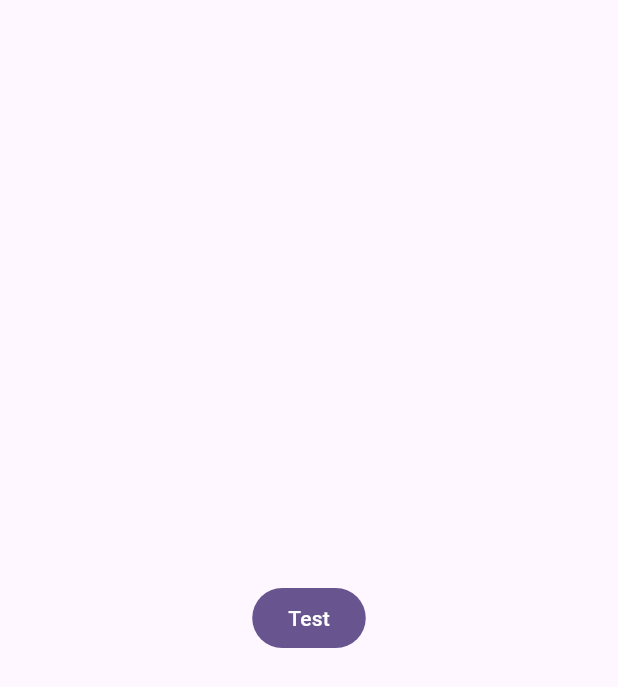
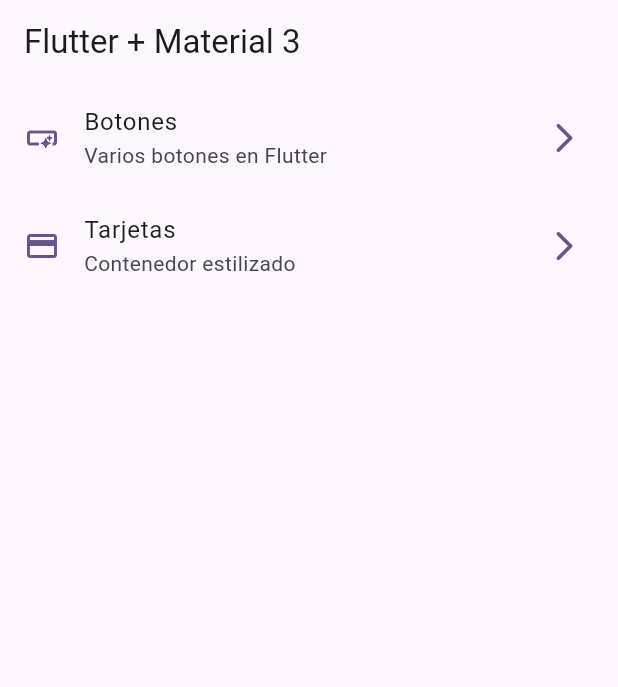
Before and after one commit to Meikez/Flutter-Widgets, a Flutter app: the screen it shows after launch, on a phone screen of 412 x 824 dp. Shown: the top 687 px of the screen. Run offline on Flutter 3.47's test engine with Material 2 defaults, Android fonts, the phone set to English and light mode, and no system bars.

Commit message:
homescreen implemented

```diff
--- a/lib/config/menu/menu_items.dart
+++ b/lib/config/menu/menu_items.dart
@@ -6,13 +6,15 @@ class MenuItem {
   final String link;
   final IconData icon;
 
-  const MenuItem(
+   const MenuItem(
       {required this.title,
       required this.subtitle,
       required this.link,
       required this.icon});
 
-  static const appMenuItems = <MenuItem>[
+
+}
+ const List<MenuItem> appMenuItems = [
     MenuItem(
         title: 'Botones',
         subtitle: 'Varios botones en Flutter',
@@ -24,4 +26,3 @@ class MenuItem {
         link: '/card',
         icon: Icons.credit_card),
   ];
-}
--- a/lib/main.dart
+++ b/lib/main.dart
@@ -1,5 +1,6 @@
 import 'package:flutter/material.dart';
 import 'package:widgets_app/config/theme/app_theme.dart';
+import 'package:widgets_app/presentation/screens/home/home_screen.dart';
 
 void main() {
   runApp(const MainApp());
@@ -13,16 +14,7 @@ class MainApp extends StatelessWidget {
     return MaterialApp(
       debugShowCheckedModeBanner: false,
       theme: AppTheme(selectedColor: 3).getTheme(),
-      home:  Scaffold(
-        body: Center(
-          child: FilledButton(
-            child: Text('Test'),
-            onPressed: () {
-
-            },
-          ),
-        ),
-      ),
+      home:  const HomeScreen()
     );
   }
 }
--- a/lib/presentation/screens/home/home_screen.dart
+++ b/lib/presentation/screens/home/home_screen.dart
@@ -1,4 +1,5 @@
 import 'package:flutter/material.dart';
+import 'package:widgets_app/config/menu/menu_items.dart';
 
 class HomeScreen extends StatelessWidget {
   const HomeScreen({super.key});
@@ -7,10 +8,46 @@ class HomeScreen extends StatelessWidget {
   Widget build(BuildContext context) {
     return Scaffold(
       appBar: AppBar(
-        title:const Text('Flutter + Material 3'),
-
-
+        title: const Text('Flutter + Material 3'),
       ),
+      body: const _HomeView(),
     );
   }
 }
+
+class _HomeView extends StatelessWidget {
+  const _HomeView();
+
+  @override
+  Widget build(BuildContext context) {
+    return ListView.builder(
+      itemCount: appMenuItems.length,
+      itemBuilder: (context, index) {
+        final menuItem = appMenuItems[index];
+        return _CustomListTile(menuItem: menuItem);
+      },
+    );
+  }
+}
+
+class _CustomListTile extends StatelessWidget {
+  const _CustomListTile({
+    required this.menuItem,
+  });
+
+  final MenuItem menuItem;
+
+  @override
+  Widget build(BuildContext context) {
+    final colors = Theme.of(context).colorScheme;
+    return ListTile(
+      leading: Icon(menuItem.icon,color: colors.primary,),
+      trailing: Icon(Icons.arrow_forward_ios_rounded,color: colors.primary,),
+      title: Text(menuItem.title),
+      subtitle: Text(menuItem.subtitle),
+      onTap: (){
+        //TODO naegar a otra pantalla
+      },
+    );
+  }
+}
```
